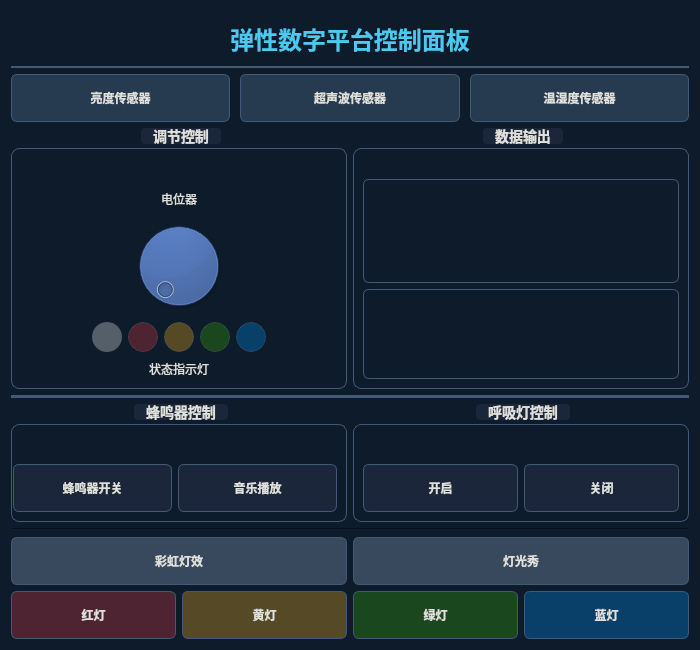
Old version of the form mainwindow.ui in the repository VidocQAQ/yihui.
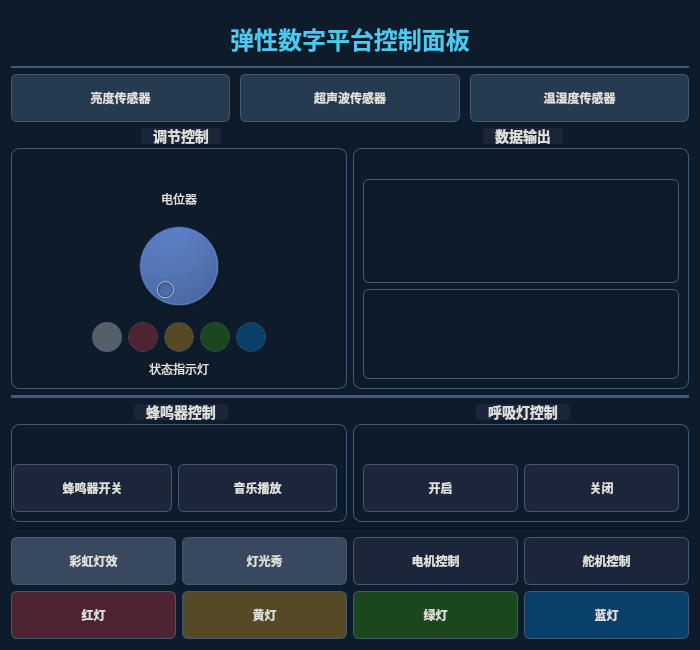
New version of the form. Icons and pictures are not drawn.

Commit message: 更新电机舵机ui

What changed in the file:
```diff
--- a/mainwindow.ui
+++ b/mainwindow.ui
@@ -282,8 +282,8 @@
      </property>
     </widget>
    </item>
-   <item row="6" column="0">
-    <layout class="QHBoxLayout" name="horizontalLayout_5">
+   <item row="6" column="0" colspan="2">
+    <layout class="QHBoxLayout" name="horizontalLayoutRainbow">
      <item>
       <widget class="QPushButton" name="btnPwmRainbow">
        <property name="text">
@@ -301,6 +301,49 @@
        </property>
       </widget>
      </item>
+     <item>
+      <widget class="QPushButton" name="btnPwmLightshow">
+       <property name="text">
+        <string>灯光秀</string>
+       </property>
+       <property name="icon">
+        <iconset>
+         <normaloff>:/icons/lightshow.png</normaloff>:/icons/lightshow.png</iconset>
+       </property>
+       <property name="iconSize">
+        <size>
+         <width>24</width>
+         <height>24</height>
+        </size>
+       </property>
+      </widget>
+     </item>
+     <item>
+      <widget class="QPushButton" name="btnMotorControl">
+       <property name="text">
+        <string>电机控制</string>
+       </property>
+       <property name="iconSize">
+        <size>
+         <width>24</width>
+         <height>24</height>
+        </size>
+       </property>
+      </widget>
+     </item>
+     <item>
+      <widget class="QPushButton" name="btnServoControl">
+       <property name="text">
+        <string>舵机控制</string>
+       </property>
+       <property name="iconSize">
+        <size>
+         <width>24</width>
+         <height>24</height>
+        </size>
+       </property>
+      </widget>
+     </item>
     </layout>
    </item>
    <item row="2" column="0">
@@ -573,23 +616,6 @@
      </property>
     </widget>
    </item>
-   <item row="6" column="1">
-    <widget class="QPushButton" name="btnPwmLightshow">
-     <property name="text">
-      <string>灯光秀</string>
-     </property>
-     <property name="icon">
-      <iconset>
-       <normaloff>:/icons/lightshow.png</normaloff>:/icons/lightshow.png</iconset>
-     </property>
-     <property name="iconSize">
-      <size>
-       <width>24</width>
-       <height>24</height>
-      </size>
-     </property>
-    </widget>
-   </item>
    <item row="7" column="0" colspan="2">
     <layout class="QHBoxLayout" name="horizontalLayout_6">
      <item>
```
The commit also changes 11 other files.
